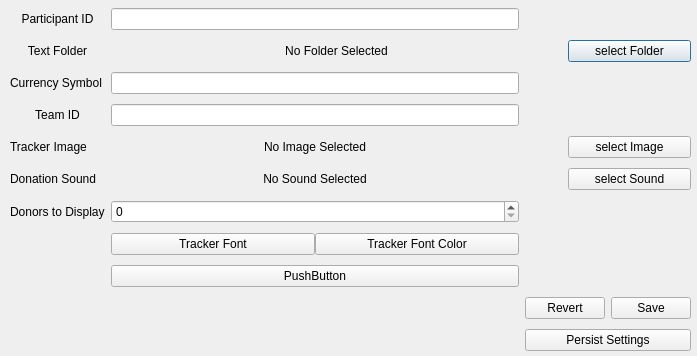
djotaku/ELDonationTracker, file QTdesignerfiles/settings.ui: the form before one commit.
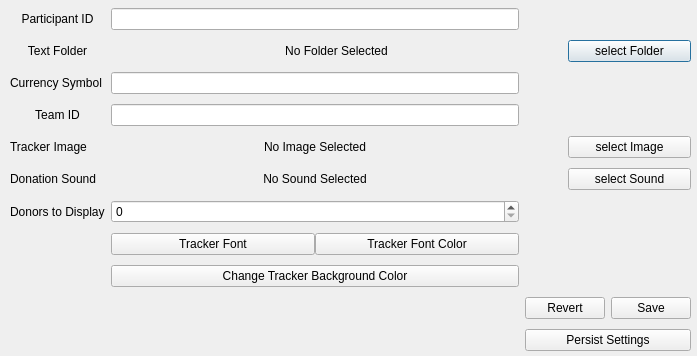
The form after the commit.

Commit message: Tracker background color can now be changed

What changed in the file:
```diff
--- a/QTdesignerfiles/settings.ui
+++ b/QTdesignerfiles/settings.ui
@@ -160,7 +160,7 @@
     <item row="8" column="1">
      <widget class="QPushButton" name="pushButton">
       <property name="text">
-       <string>PushButton</string>
+       <string>Change Tracker Background Color</string>
       </property>
      </widget>
     </item>
```
Left out of the diff: 2 changed lines with no effect on the pictures. The commit also changes 6 other files.
